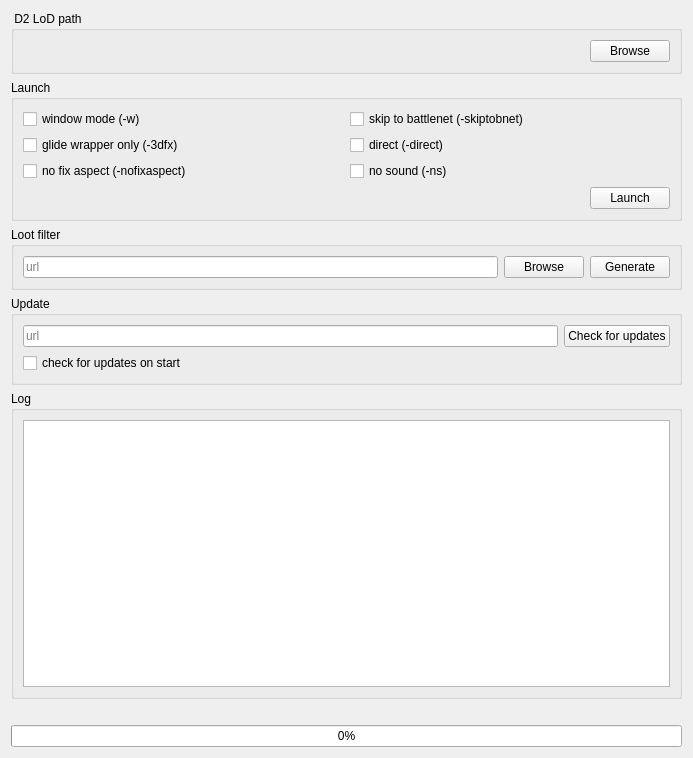
pohmelie/pypod-launcher, file pypod_launcher/main.ui: the form before one commit.
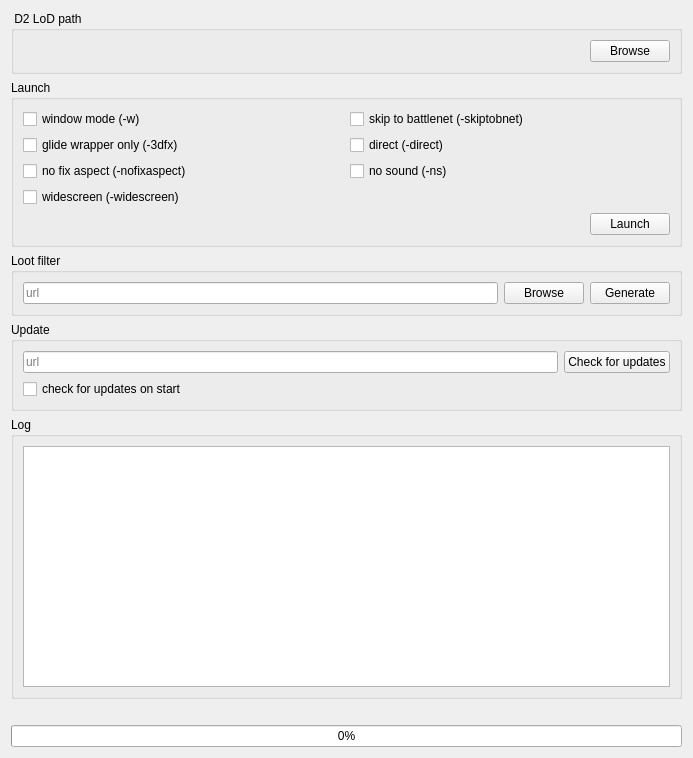
The form after the commit.

The edit to the form file:
```diff
--- a/pypod_launcher/main.ui
+++ b/pypod_launcher/main.ui
@@ -87,6 +87,13 @@
           </property>
          </widget>
         </item>
+        <item row="3" column="0">
+         <widget class="QCheckBox" name="widescreen_edit">
+          <property name="text">
+           <string>widescreen (-widescreen)</string>
+          </property>
+         </widget>
+        </item>
        </layout>
       </item>
       <item>
```
Left out of the diff: 28 changed lines with no effect on the pictures.
